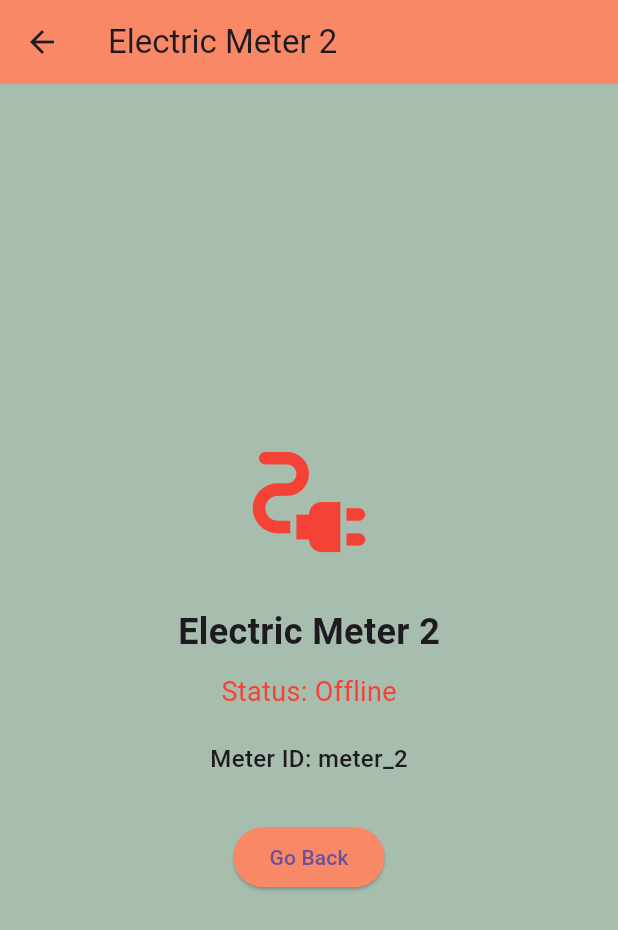
After one commit to klienn/kwc, a Flutter app: the AdminHome screen opened directly, after a tap on "Electric Meter 2", on a phone screen of 412 x 824 dp. The commit adds this screen. Shown: the top 930 px of the screen. Run offline on Flutter 3.47's test engine with Material 3 defaults, Android fonts, the phone set to English and light mode, and no system bars; our stand-ins replace app_links, cloud_firestore, firebase_auth, firebase_core, firebase_storage, flutter_bloc and 4 more; accounts and stored records are empty.

Commit message:
added admin dashboard

```diff
--- a/lib/bloc.navigation_bloc/navigation_bloc.dart
+++ b/lib/bloc.navigation_bloc/navigation_bloc.dart
@@ -1,4 +1,5 @@
 import 'package:flutter_bloc/flutter_bloc.dart';
+import 'package:kwc_app/screens/home/admin_home.dart';
 import 'package:kwc_app/screens/home/home.dart';
 import 'package:kwc_app/screens/logout/logout.dart';
 import 'package:kwc_app/screens/notification/notification.dart';
@@ -13,6 +14,7 @@ enum NavigationEvents {
   notificationClickedEvent,
   settingsClickedEvent,
   logoutClickedEvent,
+  adminDashboardClickedEvent,
 }
 
 abstract class NavigationStates {}
@@ -23,6 +25,9 @@ class NavigationBloc extends Bloc<NavigationEvents, NavigationStates> {
     // Registering the event handlers
     on<NavigationEvents>((event, emit) {
       switch (event) {
+        case NavigationEvents.adminDashboardClickedEvent:
+          emit(AdminHome()); // Emit the Logout widget directly
+          break;
         case NavigationEvents.profilePageClickedEvent:
           emit(Profile()); // Emit the Profile widget directly
           break;
--- /dev/null
+++ b/lib/screens/home/admin_home.dart
@@ -0,0 +1,159 @@
+import 'package:flutter/material.dart';
+import 'package:kwc_app/bloc.navigation_bloc/navigation_bloc.dart';
+import 'package:kwc_app/screens/home/meter_detail.dart';
+import 'package:kwc_app/screens/home/registerr_meter.dart';
+
+class AdminHome extends StatelessWidget implements NavigationStates {
+  @override
+  Widget build(BuildContext context) {
+    return Scaffold(
+      appBar: AppBar(
+        title: Text("Admin Dashboard"),
+        backgroundColor: Color(0xffF98866),
+        elevation: 0.0,
+      ),
+      body: Container(
+        color: Color(0xffa7beae), // Uniform background
+        child: Center(
+          child: Padding(
+            padding: const EdgeInsets.all(16.0),
+            child: GridView.count(
+              crossAxisCount: 2,
+              crossAxisSpacing: 10,
+              mainAxisSpacing: 10,
+              shrinkWrap: true,
+              children: [
+                _buildMeterBox(
+                  context: context,
+                  title: "Electric Meter 1",
+                  isOnline: true,
+                  meterId: "meter_1",
+                ),
+                _buildMeterBox(
+                  context: context,
+                  title: "Electric Meter 2",
+                  isOnline: false,
+                  meterId: "meter_2",
+                ),
+                GestureDetector(
+                  onTap: () async {
+                    final newMeter = await Navigator.push(
+                      context,
+                      MaterialPageRoute(
+                        builder: (context) => RegisterMeter(),
+                      ),
+                    );
+
+                    if (newMeter != null) {
+                      // Add the new meter to the list dynamically
+                      print("New Meter Added: $newMeter");
+                      // Handle logic to update UI or state here
+                    }
+                  },
+                  child: Container(
+                    decoration: BoxDecoration(
+                      color: Colors.white,
+                      borderRadius: BorderRadius.circular(10),
+                      border: Border.all(color: Colors.grey.shade300),
+                      boxShadow: [
+                        BoxShadow(
+                          color: Colors.grey.shade200,
+                          blurRadius: 5,
+                          spreadRadius: 2,
+                        ),
+                      ],
+                    ),
+                    child: Center(
+                      child: Icon(
+                        Icons.add,
+                        size: 50,
+                        color: Colors.grey.shade400,
+                      ),
+                    ),
+                  ),
+                ),
+              ],
+            ),
+          ),
+        ),
+      ),
+    );
+  }
+
+  Widget _buildMeterBox({
+    required BuildContext context,
+    required String title,
+    required bool isOnline,
+    required String meterId,
+  }) {
+    return GestureDetector(
+      onTap: () {
+        Navigator.push(
+          context,
+          MaterialPageRoute(
+            builder: (context) => MeterDetails(
+              meterId: meterId,
+              title: title,
+              isOnline: isOnline,
+            ),
+          ),
+        );
+      },
+      child: Container(
+        decoration: BoxDecoration(
+          color: Colors.white,
+          borderRadius: BorderRadius.circular(10),
+          boxShadow: [
+            BoxShadow(
+              color: Colors.grey.shade300,
+              blurRadius: 5,
+              spreadRadius: 2,
+            ),
+          ],
+        ),
+        child: Padding(
+          padding: const EdgeInsets.all(16.0),
+          child: Column(
+            mainAxisAlignment: MainAxisAlignment.center,
+            children: [
+              Icon(
+                Icons.electrical_services,
+                size: 50,
+                color: isOnline ? Colors.green : Colors.red,
+              ),
+              SizedBox(height: 10),
+              Text(
+                title,
+                style: TextStyle(
+                  color: Colors.black87,
+                  fontSize: 18,
+                  fontWeight: FontWeight.bold,
+                ),
+              ),
+              SizedBox(height: 5),
+              Row(
+                mainAxisAlignment: MainAxisAlignment.center,
+                children: [
+                  Icon(
+                    isOnline ? Icons.circle : Icons.circle_outlined,
+                    color: isOnline ? Colors.green : Colors.red,
+                    size: 12,
+                  ),
+                  SizedBox(width: 5),
+                  Text(
+                    isOnline ? "Online" : "Offline",
+                    style: TextStyle(
+                      color: isOnline ? Colors.green : Colors.red,
+                      fontSize: 14,
+                      fontWeight: FontWeight.w500,
+                    ),
+                  ),
+                ],
+              ),
+            ],
+          ),
+        ),
+      ),
+    );
+  }
+}
--- /dev/null
+++ b/lib/screens/home/meter_detail.dart
@@ -0,0 +1,77 @@
+import 'package:flutter/material.dart';
+
+class MeterDetails extends StatelessWidget {
+  final String meterId;
+  final String title;
+  final bool isOnline;
+
+  const MeterDetails({
+    Key? key,
+    required this.meterId,
+    required this.title,
+    required this.isOnline,
+  }) : super(key: key);
+
+  @override
+  Widget build(BuildContext context) {
+    return Scaffold(
+      appBar: AppBar(
+        title: Text(title),
+        backgroundColor: Color(0xffF98866),
+        elevation: 0.0,
+      ),
+      body: Container(
+        color: Color(0xffa7beae),
+        child: Center(
+          child: Padding(
+            padding: const EdgeInsets.all(16.0),
+            child: Column(
+              mainAxisAlignment: MainAxisAlignment.center,
+              children: [
+                Icon(
+                  Icons.electrical_services,
+                  size: 100,
+                  color: isOnline ? Colors.green : Colors.red,
+                ),
+                SizedBox(height: 20),
+                Text(
+                  title,
+                  style: TextStyle(
+                    fontSize: 24,
+                    fontWeight: FontWeight.bold,
+                  ),
+                ),
+                SizedBox(height: 10),
+                Text(
+                  "Status: ${isOnline ? 'Online' : 'Offline'}",
+                  style: TextStyle(
+                    fontSize: 18,
+                    color: isOnline ? Colors.green : Colors.red,
+                  ),
+                ),
+                SizedBox(height: 20),
+                Text(
+                  "Meter ID: $meterId",
+                  style: TextStyle(
+                    fontSize: 16,
+                    fontWeight: FontWeight.w500,
+                  ),
+                ),
+                SizedBox(height: 30),
+                ElevatedButton(
+                  onPressed: () {
+                    Navigator.pop(context);
+                  },
+                  style: ElevatedButton.styleFrom(
+                    backgroundColor: Color(0xffF98866),
+                  ),
+                  child: Text("Go Back"),
+                ),
+              ],
+            ),
+          ),
+        ),
+      ),
+    );
+  }
+}
```
Also changed, not shown: lib/screens/home/registerr_meter.dart (added, +57 -0 lines), lib/screens/wrapper.dart (+26 -2 lines), lib/services/auth.dart (+14 -3 lines), lib/sidebar/sidebar.dart (+43 -11 lines).
